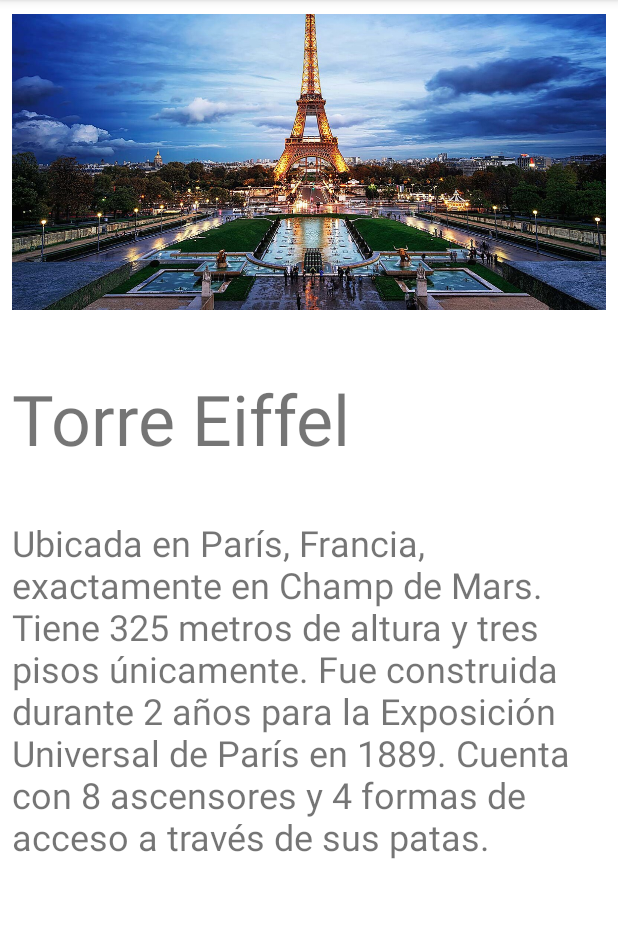
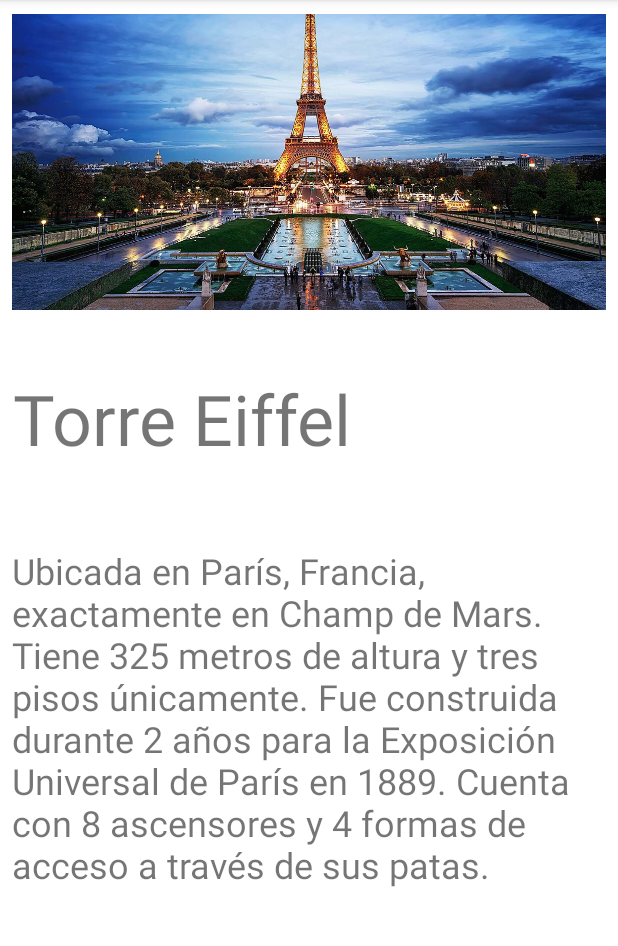
Before and after one commit to FelixDavid12/mobile-mision-tic-2022, an Android app: the EiffelTowerActivity screen opened directly, with no data from a screen before it, on a phone screen of 412 x 824 dp, the part 84-1030 px from its top. Run offline under Robolectric (Android 15) with nearby library versions, the phone set to English and light mode, and no system bars.

Commit message:
Adjust constraints of the longest text

```diff
--- a/app/src/main/res/layout/activity_eiffel_tower.xml
+++ b/app/src/main/res/layout/activity_eiffel_tower.xml
@@ -11,7 +11,6 @@
         android:id="@+id/imageView"
         android:layout_width="0dp"
         android:layout_height="200dp"
-        android:layout_marginTop="0dp"
         android:contentDescription="@string/eiffel_image"
         android:visibility="visible"
         app:layout_constraintEnd_toEndOf="parent"
@@ -27,18 +26,23 @@
         android:layout_width="226dp"
         android:layout_height="65dp"
         android:layout_marginTop="40dp"
+        android:layout_marginEnd="169dp"
         android:text="@string/eiffel_title"
         app:autoSizeTextType="uniform"
+        app:layout_constraintEnd_toEndOf="parent"
         app:layout_constraintStart_toStartOf="parent"
         app:layout_constraintTop_toBottomOf="@+id/imageView" />
 
     <TextView
         android:id="@+id/textView2"
-        android:layout_width="411dp"
+        android:layout_width="0dp"
         android:layout_height="230dp"
         android:layout_marginTop="32dp"
+        android:layout_marginBottom="148dp"
         android:text="@string/eiffel_description"
         app:autoSizeTextType="uniform"
+        app:layout_constraintBottom_toBottomOf="parent"
+        app:layout_constraintEnd_toEndOf="parent"
         app:layout_constraintStart_toStartOf="parent"
         app:layout_constraintTop_toBottomOf="@+id/textView" />
 
```
